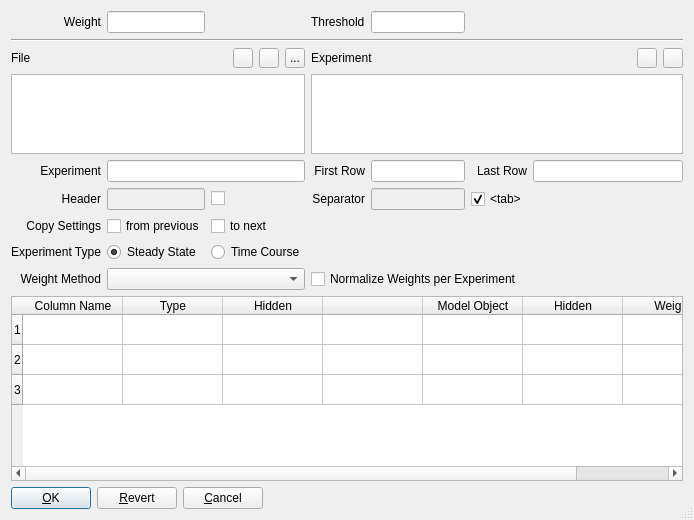
The window that copasi/UI/CQExperimentData.ui (copasi/COPASI) describes before a commit, drawn with Qt 5.
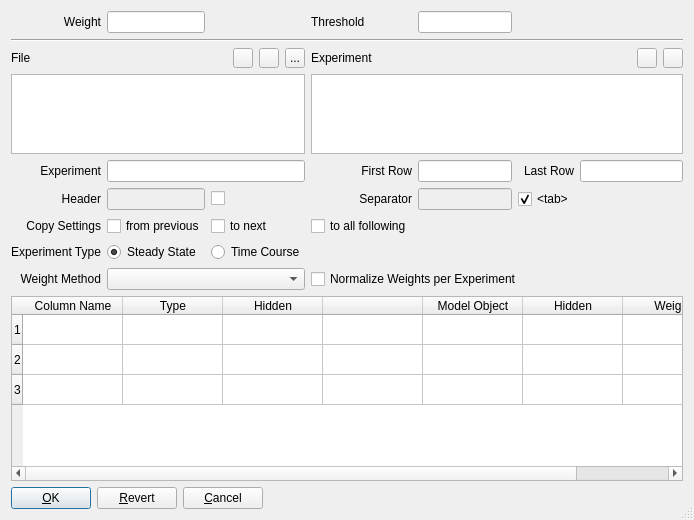
The same window after the commit.

Commit message: issue 2666: Added option to copy settings over multiple experiments.

```diff
--- a/copasi/UI/CQExperimentData.ui
+++ b/copasi/UI/CQExperimentData.ui
@@ -461,6 +461,13 @@
      </property>
     </widget>
    </item>
+   <item row="6" column="3">
+    <widget class="QCheckBox" name="mpCheckToAll">
+     <property name="text">
+      <string>to all following</string>
+     </property>
+    </widget>
+   </item>
    <item row="7" column="0">
     <widget class="QLabel" name="mpLblExperimentType">
      <property name="text">
```
Left out of the diff: 19 changed lines with no effect on the pictures. The commit also changes 2 other files.
